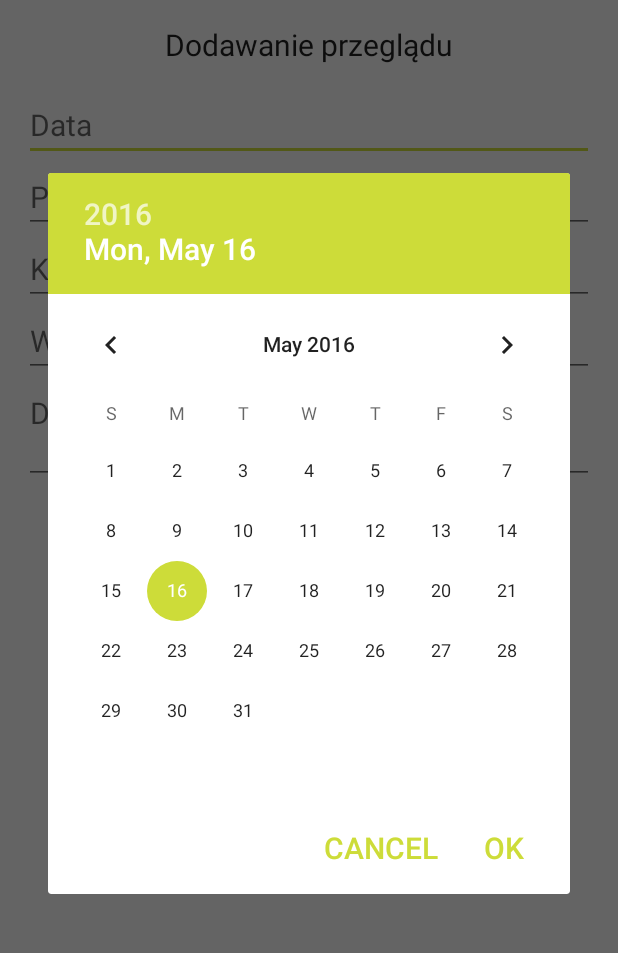
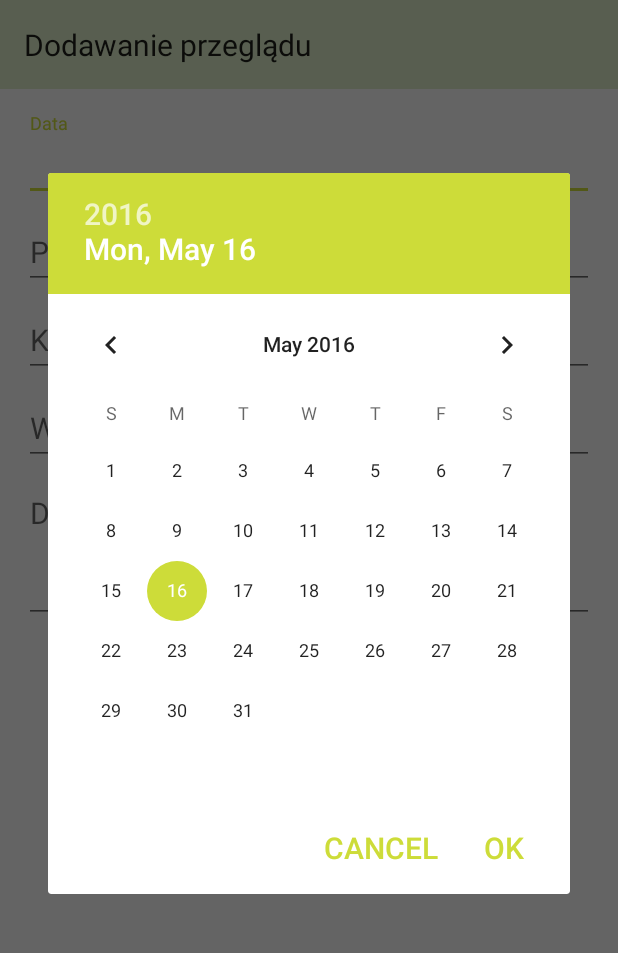
Before and after one commit to simur407/ZPI-AutoAssist, an Android app: the AddServiceActivity screen opened directly, with no data from a screen before it, on a phone screen of 412 x 824 dp, the part 84-1037 px from its top. Run offline under Robolectric (Android 15) with nearby library versions, the phone set to English and light mode, and no system bars; libraries missing offline, so code that uses them is left out: com.rafalzajfert.androidlogger; 1 statement that could not run was skipped.

Commit message:
Zmiana dodawania serwisów i tankowań

```diff
--- a/app/src/main/res/layout/activity_car.xml
+++ b/app/src/main/res/layout/activity_car.xml
@@ -9,7 +9,10 @@
 		android:id="@+id/tabs"
 		android:layout_width="match_parent"
 		android:layout_height="wrap_content"
-		app:tabMode="scrollable"/>
+		app:tabMode="scrollable"
+		app:tabTextColor="@color/white"
+		android:background="@color/primary"
+		app:tabSelectedTextColor="@color/accent"/>
 
 	<android.support.v4.view.ViewPager
 		android:id="@+id/pager"
--- a/app/src/main/res/layout/activity_service_add.xml
+++ b/app/src/main/res/layout/activity_service_add.xml
@@ -2,18 +2,23 @@
 <RelativeLayout xmlns:android="http://schemas.android.com/apk/res/android"
     android:layout_width="match_parent"
     android:layout_height="match_parent"
-    xmlns:tools="http://schemas.android.com/tools"
+    xmlns:tools="http://schemas.android.com/tools">
 
-    android:paddingTop="@dimen/activity_vertical_margin">
 
     <TextView
         android:id="@+id/service_add_label"
-        android:layout_width="wrap_content"
+        android:layout_width="match_parent"
         android:layout_height="wrap_content"
         android:layout_centerHorizontal="true"
-        android:layout_marginBottom="@dimen/activity_vertical_margin"
+        android:paddingStart="16dp"
+        android:paddingLeft="16dp"
+        android:paddingRight="16dp"
+        android:paddingEnd="16dp"
+        android:paddingTop="16dp"
+        android:paddingBottom="16dp"
         android:text="@string/service_add_label"
-        android:textAppearance="?android:attr/textAppearanceLarge" />
+        android:textAppearance="?android:attr/textAppearanceLarge"
+        android:background="@color/primary_light"/>
 
     <ScrollView
         android:layout_width="match_parent"
@@ -24,7 +29,14 @@
             android:layout_width="match_parent"
             android:layout_height="match_parent"
             android:paddingLeft="@dimen/activity_horizontal_margin"
-            android:paddingRight="@dimen/activity_horizontal_margin">
+            android:paddingRight="@dimen/activity_horizontal_margin"
+            android:layout_marginTop="@dimen/activity_vertical_margin">
+
+            <android.support.design.widget.TextInputLayout
+                android:id="@+id/input_service_date"
+                android:layout_width="match_parent"
+                android:layout_height="wrap_content">
+
                 <EditText
                     android:id="@+id/service_date"
                     android:layout_width="match_parent"
@@ -32,28 +44,57 @@
                     android:hint="@string/date_label"
                     android:inputType="date" />
 
+            </android.support.design.widget.TextInputLayout>
+
+            <android.support.design.widget.TextInputLayout
+                android:id="@+id/input_service_mileage"
+                android:layout_below="@+id/input_service_date"
+                android:layout_width="match_parent"
+                android:layout_height="wrap_content">
+
                 <EditText
                     android:id="@+id/service_mileage"
                     android:layout_width="match_parent"
                     android:layout_height="wrap_content"
-        android:layout_below="@+id/service_date"
                     android:hint="@string/mileage_label"
                     android:inputType="number" />
+
+            </android.support.design.widget.TextInputLayout>
+
+            <android.support.design.widget.TextInputLayout
+                android:id="@+id/input_service_cost"
+                android:layout_below="@+id/input_service_mileage"
+                android:layout_width="match_parent"
+                android:layout_height="wrap_content">
 
                 <EditText
                     android:id="@+id/service_cost"
                     android:layout_width="match_parent"
                     android:layout_height="wrap_content"
-        android:layout_below="@+id/service_mileage"
                     android:hint="@string/cost_label"
                     android:inputType="numberDecimal" />
+
+            </android.support.design.widget.TextInputLayout>
+
+            <android.support.design.widget.TextInputLayout
+                android:id="@+id/input_service_garage"
+                android:layout_below="@+id/input_service_cost"
+                android:layout_width="match_parent"
+                android:layout_height="wrap_content">
 
                 <EditText
                     android:id="@+id/service_garage"
                     android:layout_width="match_parent"
                     android:layout_height="wrap_content"
-        android:layout_below="@+id/service_cost"
                     android:hint="@string/garage_label" />
+
+            </android.support.design.widget.TextInputLayout>
+
+            <android.support.design.widget.TextInputLayout
+                android:id="@+id/input_service_description"
+                android:layout_below="@+id/input_service_garage"
+                android:layout_width="match_parent"
+                android:layout_height="wrap_content">
 
                 <EditText
                     android:id="@+id/service_description"
@@ -63,13 +104,15 @@
                     android:gravity="top"
                     android:hint="@string/service_description_label"
                     android:inputType="textMultiLine"
-        android:lines="2" />
+                    android:lines="3" />
+
+            </android.support.design.widget.TextInputLayout>
 
                 <TextView
                     android:id="@+id/service_servicesdone"
                     android:layout_width="wrap_content"
                     android:layout_height="wrap_content"
-        android:layout_below="@id/service_description"
+                    android:layout_below="@id/input_service_description"
                     android:layout_centerHorizontal="true"
                     android:text="@string/servicesdone_label"
                     android:textAppearance="?android:attr/textAppearanceLarge" />
```
Also changed, not shown: app/src/main/res/layout/activity_car_add.xml (+26 -24 lines), app/src/main/res/layout/activity_refueling_add.xml (+55 -12 lines). Lines whose indentation alone changed are shown as unchanged.
